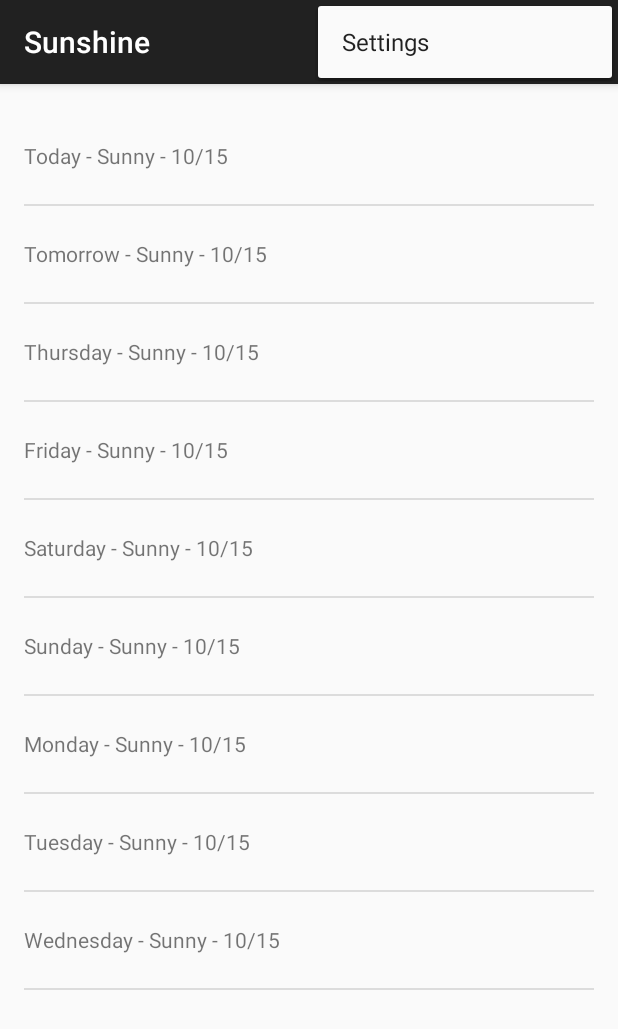
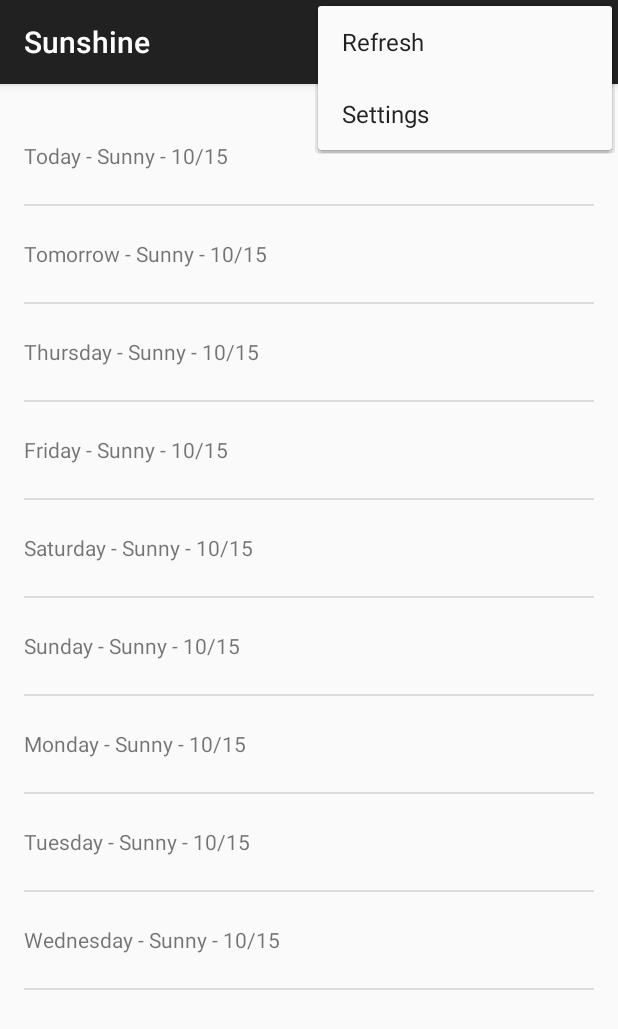
Before and after one commit to Madsn/mooc, an Android app: the screen it shows after launch (MainActivity), with the options menu open, on a phone screen of 412 x 824 dp. Shown: the top 1029 px of the screen. Run offline under Robolectric (Android 15) with nearby library versions, the phone set to English and light mode, and no system bars.

Commit message:
Lesson 2 continued

```diff
--- a/Udacity/developing-android-apps/Sunshine/app/src/main/AndroidManifest.xml
+++ b/Udacity/developing-android-apps/Sunshine/app/src/main/AndroidManifest.xml
@@ -1,6 +1,8 @@
 <?xml version="1.0" encoding="utf-8"?>
 <manifest xmlns:android="http://schemas.android.com/apk/res/android"
     package="com.noptech.android.sunshine.app" >
+
+    <uses-permission android:name="android.permission.INTERNET"/>
 
     <application
         android:allowBackup="true"
--- a/Udacity/developing-android-apps/Sunshine/app/src/main/java/com/noptech/android/sunshine/app/ForecastFragment.java
+++ b/Udacity/developing-android-apps/Sunshine/app/src/main/java/com/noptech/android/sunshine/app/ForecastFragment.java
@@ -3,6 +3,9 @@ package com.noptech.android.sunshine.app;
 import android.os.Bundle;
 import android.support.v4.app.Fragment;
 import android.view.LayoutInflater;
+import android.view.Menu;
+import android.view.MenuInflater;
+import android.view.MenuItem;
 import android.view.View;
 import android.view.ViewGroup;
 import android.widget.ArrayAdapter;
@@ -14,6 +17,30 @@ import java.util.List;
 public class ForecastFragment extends Fragment {
 
     public ForecastFragment() {
+    }
+
+    @Override
+    public void onCreate(Bundle savedInstanceState){
+        super.onCreate(savedInstanceState);
+        setHasOptionsMenu(true);
+    }
+
+    @Override
+    public void onCreateOptionsMenu(Menu menu, MenuInflater inflater){
+        inflater.inflate(R.menu.forecastfragment, menu);
+    }
+
+    @Override
+    public boolean onOptionsItemSelected(MenuItem item) {
+        // Handle item selection
+        switch (item.getItemId()) {
+            case R.id.action_refresh:
+                FetchWeatherTask task = new FetchWeatherTask();
+                task.execute();
+                return true;
+            default:
+                return super.onOptionsItemSelected(item);
+        }
     }
 
     @Override
--- /dev/null
+++ b/Udacity/developing-android-apps/Sunshine/app/src/main/res/menu/forecastfragment.xml
@@ -0,0 +1,7 @@
+<?xml version="1.0" encoding="utf-8"?>
+<menu xmlns:android="http://schemas.android.com/apk/res/android"
+    xmlns:app="http://schemas.android.com/apk/res-auto">
+    <item android:id="@+id/action_refresh"
+        android:title="@string/action_refresh"
+        app:showAsAction="never"/>
+</menu>
--- a/Udacity/developing-android-apps/Sunshine/app/src/main/res/values/strings.xml
+++ b/Udacity/developing-android-apps/Sunshine/app/src/main/res/values/strings.xml
@@ -2,4 +2,5 @@
     <string name="app_name">Sunshine</string>
     <string name="hello_world">Hello world!</string>
     <string name="action_settings">Settings</string>
+    <string name="action_refresh">Refresh</string>
 </resources>
```
